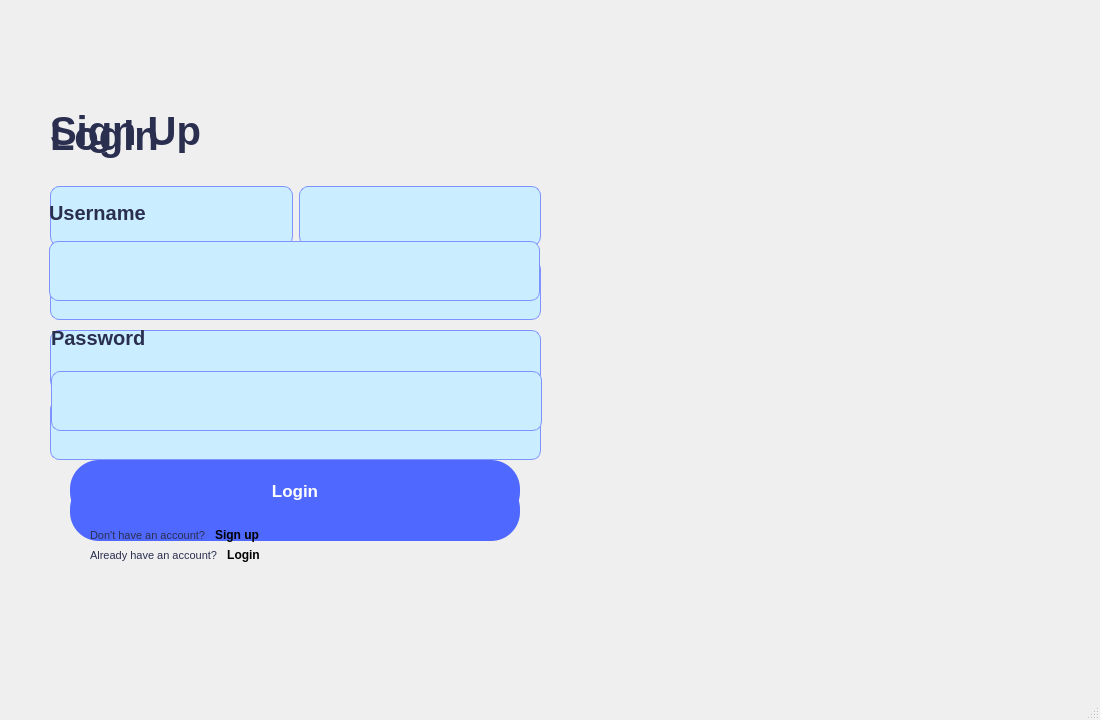
Before: the Qt Designer form GUI/mainwindow.ui in ImRanjbar/Task-Management, drawn with Qt 5.
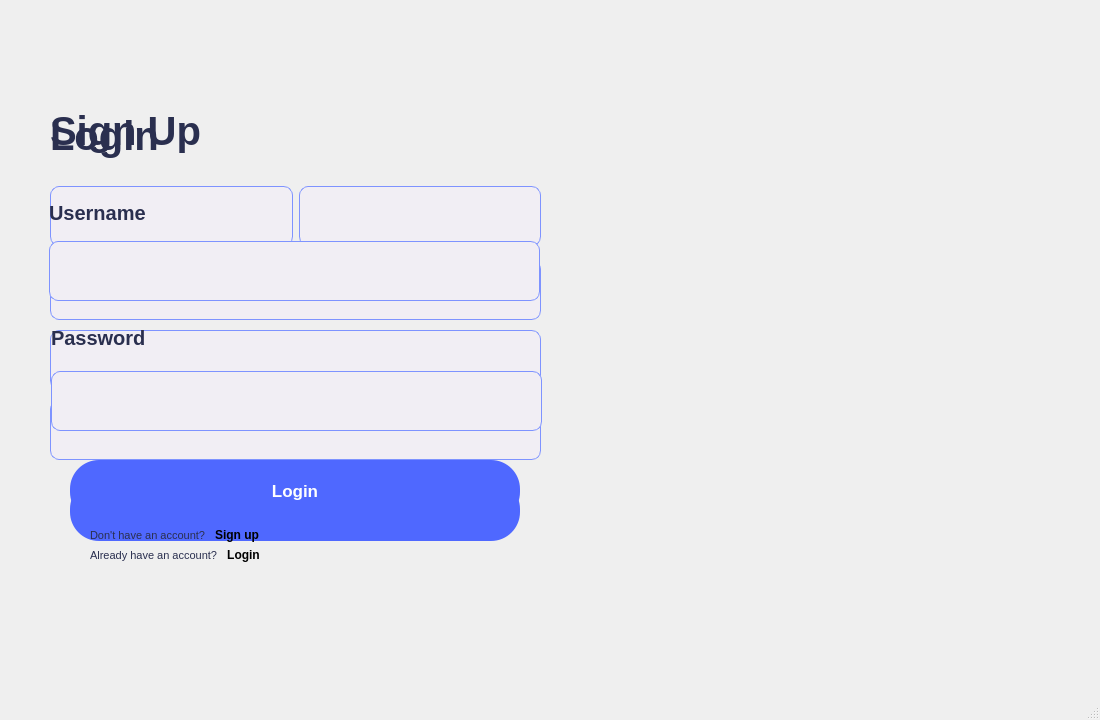
After: the same form once the commit is applied. Icons and pictures are not drawn.

The edit to the form file:
```diff
--- a/GUI/mainwindow.ui
+++ b/GUI/mainwindow.ui
@@ -70,7 +70,7 @@
      </property>
      <property name="styleSheet">
       <string notr="true">QLineEdit {
-	background-color:#CAEDFF;
+	background-color:#F1EEF4;
 	border-radius:9px;
 	border:1px solid #7e93ff;
 	display:inline-block;
@@ -103,7 +103,7 @@
      </property>
      <property name="styleSheet">
       <string notr="true">QLineEdit {
-	background-color:#CAEDFF;
+	background-color:#F1EEF4;
 	border-radius:9px;
 	border:1px solid #7e93ff;
 	display:inline-block;
@@ -203,7 +203,7 @@
      </property>
      <property name="styleSheet">
       <string notr="true">QLineEdit {
-	background-color:#CAEDFF;
+	background-color:#F1EEF4;
 	border-radius:9px;
 	border:1px solid #7e93ff;
 	display:inline-block;
@@ -307,7 +307,7 @@
         </property>
         <property name="styleSheet">
          <string notr="true">QLineEdit {
-	background-color:#CAEDFF;
+	background-color:#F1EEF4;
 	border-radius:9px;
 	border:1px solid #7e93ff;
 	display:inline-block;
@@ -343,7 +343,7 @@
         </property>
         <property name="styleSheet">
          <string notr="true">QLineEdit {
-	background-color:#CAEDFF;
+	background-color:#F1EEF4;
 	border-radius:9px;
 	border:1px solid #7e93ff;
 	display:inline-block;
@@ -553,7 +553,7 @@
         </property>
         <property name="styleSheet">
          <string notr="true">QLineEdit {
-	background-color:#CAEDFF;
+	background-color:#F1EEF4;
 	border-radius:9px;
 	border:1px solid #7e93ff;
 	display:inline-block;
@@ -612,7 +612,7 @@
         </property>
         <property name="styleSheet">
          <string notr="true">QLineEdit {
-	background-color:#CAEDFF;
+	background-color:#F1EEF4;
 	border-radius:9px;
 	border:1px solid #7e93ff;
 	display:inline-block;
```
